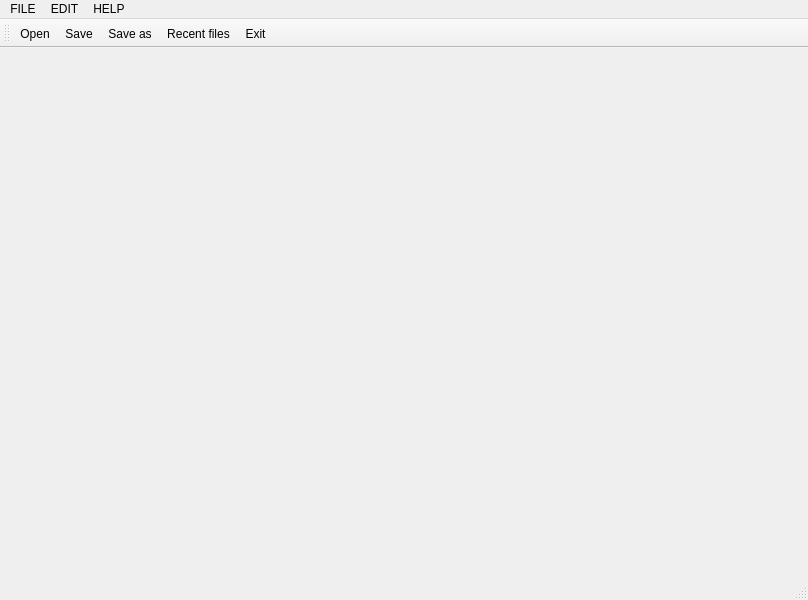
Old version of the form Project/App/src/mainwindow.ui in the repository ionutverzea/PracticaSpring2021.
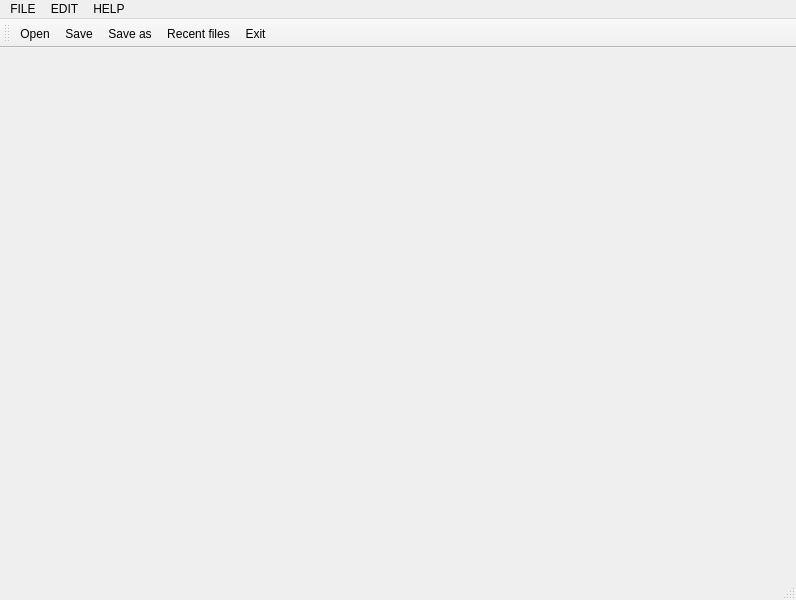
New version of the form. Icons and pictures are not drawn.

The edit to the form file:
```diff
--- a/Project/App/src/mainwindow.ui
+++ b/Project/App/src/mainwindow.ui
@@ -6,7 +6,7 @@
    <rect>
     <x>0</x>
     <y>0</y>
-    <width>808</width>
+    <width>796</width>
     <height>600</height>
    </rect>
   </property>
@@ -29,7 +29,7 @@
     <rect>
      <x>0</x>
      <y>0</y>
-     <width>808</width>
+     <width>796</width>
      <height>21</height>
     </rect>
    </property>
```
